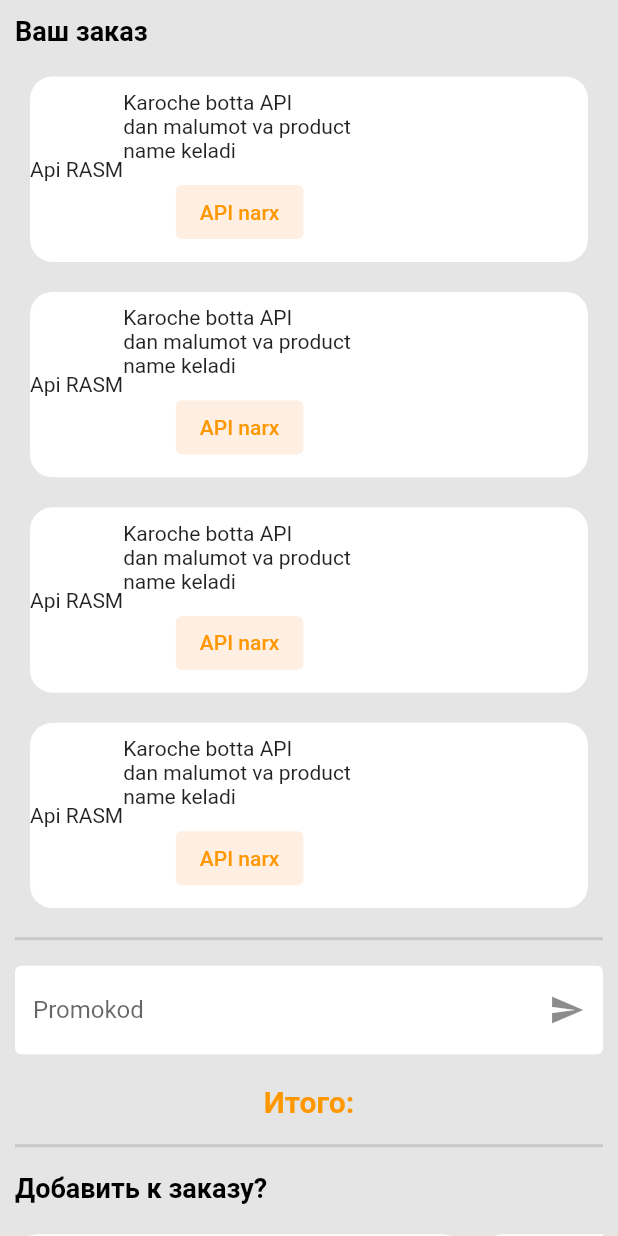
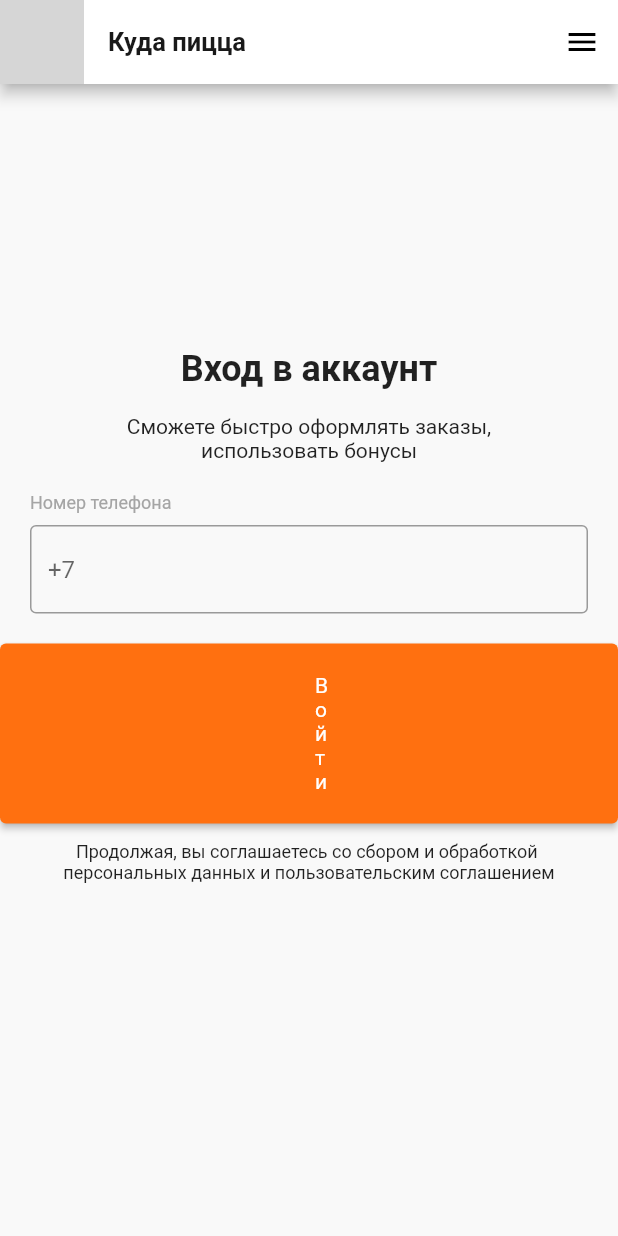
Before and after one commit to BekzodGayratov/Pizza, a Flutter app: the screen it shows after launch, on a phone screen of 412 x 824 dp. Run offline on Flutter 3.47's test engine with Material 2 defaults, Android fonts, the phone set to English and light mode, and no system bars; our stand-ins replace mask_text_input_formatter; grey boxes are pictures that could not be loaded.

Commit message:
Some bug fixes

```diff
--- a/lib/main.dart
+++ b/lib/main.dart
@@ -1,6 +1,6 @@
 import 'package:flutter/material.dart';
 import 'package:pizza/provider/basket_provider.dart';
-import 'package:pizza/view/home_page.dart';
+import 'package:pizza/view/auth/register_page.dart';
 import 'package:provider/provider.dart';
 
 void main(List<String> args) {
@@ -19,9 +19,9 @@
 
   @override
   Widget build(BuildContext context) {
-    return const MaterialApp(
+    return  MaterialApp(
       debugShowCheckedModeBanner: false,
-      home: HomePage(),
+      home: RegisterPage(),
     );
   }
 }
--- /dev/null
+++ b/lib/view/auth/register_page.dart
@@ -0,0 +1,112 @@
+
+import 'package:flutter/material.dart';
+
+class RegisterPage extends StatelessWidget {
+  const RegisterPage({super.key});
+
+  @override
+  Widget build(BuildContext context) {
+    return Scaffold(
+      backgroundColor: const Color(0xffF9F9F9),
+      appBar: AppBar(
+        backgroundColor: Colors.white,
+        iconTheme: const IconThemeData(color: Colors.black),
+        actions: [
+          IconButton(onPressed: () {}, icon: const Icon(Icons.menu_outlined))
+        ],
+        leading: Image.asset("assets/pizza.png"),
+        title: const Text(
+          "Куда пицца",
+          style: TextStyle(
+            color: Color.fromRGBO(25, 25, 25, 1),
+            fontSize: 17.0,
+            fontWeight: FontWeight.w600,
+          ),
+        ),
+      ),
+      body: SingleChildScrollView(
+        child: Column(children: [
+          Center(
+              child: Column(
+            mainAxisAlignment: MainAxisAlignment.center,
+            children: [
+              const SizedBox(
+                height: 176.0,
+              ),
+              const Text(
+                "Вход в аккаунт",
+                style: TextStyle(
+                  fontSize: 24.0,
+                  fontWeight: FontWeight.w600,
+                ),
+              ),
+              const SizedBox(
+                height: 16.0,
+              ),
+              const Text(
+                "Сможете быстро оформлять заказы,",
+                style: TextStyle(fontSize: 14.0, fontWeight: FontWeight.w400),
+              ),
+              const Text(
+                "использовать бонусы",
+                style: TextStyle(fontSize: 14.0, fontWeight: FontWeight.w400),
+              ),
+              const SizedBox(
+                height: 20.0,
+              ),
+              Row(
+                mainAxisAlignment: MainAxisAlignment.start,
+                children: const [
+                  SizedBox(
+                    width: 20.0,
+                  ),
+                  Text(
+                    "Номер телефона",
+                    style: TextStyle(
+                        fontSize: 12.0,
+                        fontWeight: FontWeight.w400,
+                        color: Color(0xffA5A5A5)),
+                  ),
+                ],
+              ),
+              const SizedBox(
+                height: 8.0,
+              ),
+              const Padding(
+                padding: EdgeInsets.symmetric(horizontal: 20.0),
+                child: TextField(
+                  decoration: InputDecoration(
+                      hintText: "+7", border: OutlineInputBorder()),
+                ),
+              ),
+              const SizedBox(
+                height: 20.0,
+              ),
+              ElevatedButton(
+                  style: ElevatedButton.styleFrom(
+                      padding: const EdgeInsets.symmetric(
+                          vertical: 20.0, horizontal: 210.0),
+                      backgroundColor: const Color(0xffFF7010)),
+                  onPressed: () {},
+                  child: const Text("Войти",
+                      style: TextStyle(
+                          fontWeight: FontWeight.w400, fontSize: 14.0))),
+              const SizedBox(
+                height: 12.0,
+              ),
+              const Text(
+                "Продолжая, вы соглашаетесь со сбором и обработкой ",
+                style: TextStyle(fontSize: 12.0, fontWeight: FontWeight.w400),
+              ),
+              const Text(
+                "персональных данных и пользовательским соглашением",
+                style: TextStyle(fontSize: 12.0, fontWeight: FontWeight.w400),
+              ),
+              const SizedBox(height: 234.0,)
+            ],
+          )),
+        ]),
+      ),
+    );
+  }
+}
--- a/lib/view/home_page.dart
+++ b/lib/view/home_page.dart
@@ -18,7 +18,7 @@
   @override
   Widget build(BuildContext context) {
     Size size = MediaQuery.of(context).size;
-    BasketProvider provider= Provider.of<BasketProvider>(context);
+    BasketProvider provider = Provider.of<BasketProvider>(context);
     return ChangeNotifierProvider(
       create: (context) => BasketProvider(),
       builder: (context, child) {
@@ -28,8 +28,10 @@
               child: SingleChildScrollView(
                 child: Column(
                   children: [
-                    text("Ваш заказ", 18.0, Colors.black,
-                        MainAxisAlignment.start),
+                    Text(
+                      "Ваш заказ",
+                      style: Theme.of(context).textTheme.bodyLarge,
+                    ),
                     // this is for list
                     SizedBox(
                         height: size.height * 0.7,
@@ -256,8 +258,7 @@
                                           "Квартира",
                                           "3",
                                           Colors.white,
-                                          provider
-                                              .apartmentNumController)),
+                                          provider.apartmentNumController)),
                                   SizedBox(
                                       width: size.width * 0.43,
                                       child: textFormField(
@@ -402,40 +403,41 @@
   }
 
   ListView _orderList(Size size) {
-    return  ListView.builder(
+    return ListView.builder(
       itemCount: 5,
       itemBuilder: (context, index) {
         return Padding(
-                                padding:
-                                    const EdgeInsets.symmetric(horizontal: 20),
+          padding: const EdgeInsets.symmetric(horizontal: 20),
           child: Container(
-                                  margin:
-                                      const EdgeInsets.symmetric(vertical: 10),
+            margin: const EdgeInsets.symmetric(vertical: 10),
             height: size.height * 0.15,
             width: double.infinity,
             decoration: BoxDecoration(
-                                      color: Colors.white,
-                                      borderRadius: BorderRadius.circular(15)),
+                color: Colors.white, borderRadius: BorderRadius.circular(15)),
             child: Row(
               children: [
                 const Text("Api RASM"),
                 Column(
-                                        mainAxisAlignment:
-                                            MainAxisAlignment.spaceEvenly,
+                  mainAxisAlignment: MainAxisAlignment.spaceEvenly,
                   children: [
-                                          const Text("""Karoche botta API
+                    SizedBox(
+                      width: size.width * 0.5,
+                      child: const Text(
+                        """Karoche botta API
                     dan malumot va product
-name keladi"""),
+                    name keladiiiiiiiiiiiiiiiiiiiiiiiiiiiiiiiiiiiiiiiiiiiiiiiiiiiiiiiiiiiiiiiiiiiiiiiiiiiiiiiiiiiiiiiiii""",
+                        maxLines: 4,
+                        overflow: TextOverflow.ellipsis,
+                      ),
+                    ),
                     ElevatedButton(
                         onPressed: () {},
                         style: ElevatedButton.styleFrom(
                             elevation: 0,
-                                                  backgroundColor:
-                                                      const Color(0xffFFEEE2)),
+                            backgroundColor: const Color(0xffFFEEE2)),
                         child: const Text(
                           "API narx",
-                                                style: TextStyle(
-                                                    color: Colors.orange),
+                          style: TextStyle(color: Colors.orange),
                         ))
                   ],
                 )
```
Lines whose indentation alone changed are shown as unchanged.
